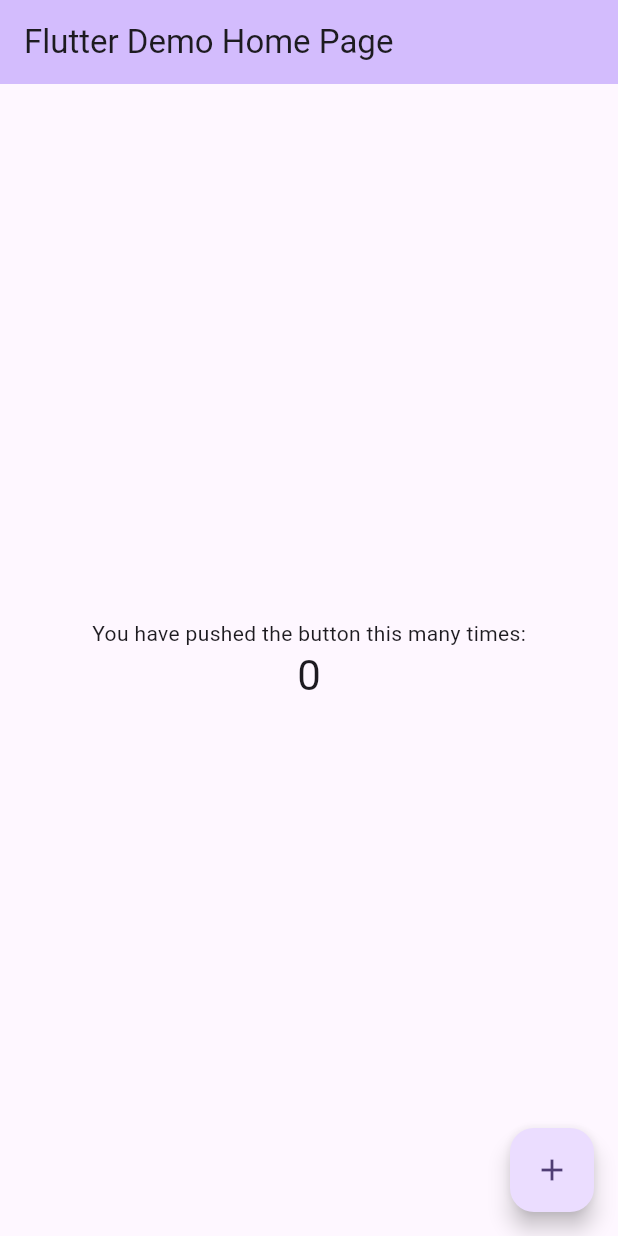
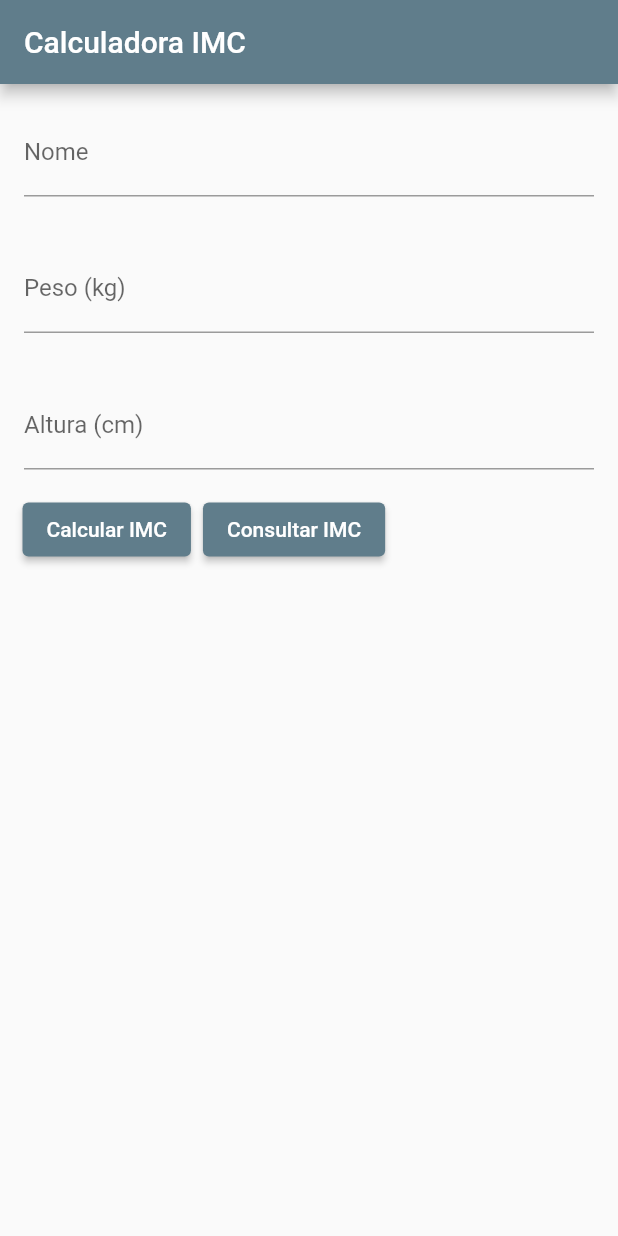
Before and after one commit to KaynanLuz/calculadoraImc3.0, a Flutter app: the screen it shows after launch, on a phone screen of 412 x 824 dp. Run offline on Flutter 3.47's test engine with Material 2 defaults, Android fonts, the phone set to English and light mode, and no system bars; our stand-ins replace shared_preferences, sqflite; accounts and stored records are empty.

Commit message:
Adição de Banco de dados na aplicação

```diff
--- a/lib/main.dart
+++ b/lib/main.dart
@@ -1,125 +1,208 @@
+import 'dart:convert';
+
 import 'package:flutter/material.dart';
+import 'package:myappcalculadoraimc/scremlistimc.dart';
+import 'package:shared_preferences/shared_preferences.dart';
 
 void main() {
-  runApp(const MyApp());
+  runApp(MyApp());
 }
 
 class MyApp extends StatelessWidget {
-  const MyApp({super.key});
-
-  // This widget is the root of your application.
   @override
   Widget build(BuildContext context) {
     return MaterialApp(
-      title: 'Flutter Demo',
+      debugShowCheckedModeBanner: false,
+      title: 'IMC Calculator',
       theme: ThemeData(
-        // This is the theme of your application.
-        //
-        // TRY THIS: Try running your application with "flutter run". You'll see
-        // the application has a blue toolbar. Then, without quitting the app,
-        // try changing the seedColor in the colorScheme below to Colors.green
-        // and then invoke "hot reload" (save your changes or press the "hot
-        // reload" button in a Flutter-supported IDE, or press "r" if you used
-        // the command line to start the app).
-        //
-        // Notice that the counter didn't reset back to zero; the application
-        // state is not lost during the reload. To reset the state, use hot
-        // restart instead.
-        //
-        // This works for code too, not just values: Most code changes can be
-        // tested with just a hot reload.
-        colorScheme: ColorScheme.fromSeed(seedColor: Colors.deepPurple),
-        useMaterial3: true,
+        primarySwatch: Colors.blueGrey,
       ),
-      home: const MyHomePage(title: 'Flutter Demo Home Page'),
+      home: IMCCalculator(),
     );
   }
 }
 
-class MyHomePage extends StatefulWidget {
-  const MyHomePage({super.key, required this.title});
-
-  // This widget is the home page of your application. It is stateful, meaning
-  // that it has a State object (defined below) that contains fields that affect
-  // how it looks.
-
-  // This class is the configuration for the state. It holds the values (in this
-  // case the title) provided by the parent (in this case the App widget) and
-  // used by the build method of the State. Fields in a Widget subclass are
-  // always marked "final".
-
-  final String title;
-
+class IMCCalculator extends StatefulWidget {
   @override
-  State<MyHomePage> createState() => _MyHomePageState();
+  _IMCCalculatorState createState() => _IMCCalculatorState();
 }
 
-class _MyHomePageState extends State<MyHomePage> {
-  int _counter = 0;
+class _IMCCalculatorState extends State<IMCCalculator> {
+  final TextEditingController nameController = TextEditingController();
+  final TextEditingController weightController = TextEditingController();
+  final TextEditingController heightController = TextEditingController();
+  List<IMCResult> results = [];
 
-  void _incrementCounter() {
+  double calcImc(double weight, double height) {
+    var alt = ((height * height) / 10000);
+    var res = weight / alt;
+    return double.parse(res.toStringAsFixed(2));
+  }
+
+  String statusImc(double imc) {
+    if (imc < 16) {
+      return "Magreza grave";
+    } else if (imc >= 16 && imc < 17) {
+      return "Magreza moderada";
+    } else if (imc >= 17 && imc < 18) {
+      return "Magreza leve";
+    } else if (imc >= 18.5 && imc < 25) {
+      return "Saudável";
+    } else if (imc >= 25 && imc < 30) {
+      return "Sobrepeso";
+    } else if (imc >= 30 && imc < 35) {
+      return "Obesidade Grau I";
+    } else if (imc >= 35 && imc < 40) {
+      return "Obesidade Grau II (Severa)";
+    } else {
+      return "Obesidade Grau III (Mórbida)";
+    }
+  }
+
+  Future<void> calculateIMC() async {
+    String name = nameController.text;
+    double weight = double.tryParse(weightController.text) ?? 0.0;
+    double height = double.tryParse(heightController.text) ?? 0.0;
+
+    if (name.isNotEmpty && weight > 0 && height > 0) {
+    double imc = calcImc(weight, height);
+    String classification = statusImc(imc);
+
+    IMCResult result = IMCResult(name, weight, height, imc, classification);
+
+    SharedPreferences prefs = await SharedPreferences.getInstance();
+    List<String> imcResultsData = prefs.getStringList('imcResults') ?? [];
+    imcResultsData.add(json.encode(result.toMap()));
+    prefs.setStringList('imcResults', imcResultsData);
+
     setState(() {
-      // This call to setState tells the Flutter framework that something has
-      // changed in this State, which causes it to rerun the build method below
-      // so that the display can reflect the updated values. If we changed
-      // _counter without calling setState(), then the build method would not be
-      // called again, and so nothing would appear to happen.
-      _counter++;
+      results.add(result);
+      nameController.clear();
+      weightController.clear();
+      heightController.clear();
     });
+
+    Navigator.push(
+      context,
+      MaterialPageRoute(builder: (context) => IMCListScreen()),
+    );
+  }
   }
 
   @override
-  Widget build(BuildContext context) {
-    // This method is rerun every time setState is called, for instance as done
-    // by the _incrementCounter method above.
-    //
-    // The Flutter framework has been optimized to make rerunning build methods
-    // fast, so that you can just rebuild anything that needs updating rather
-    // than having to individually change instances of widgets.
-    return Scaffold(
-      appBar: AppBar(
-        // TRY THIS: Try changing the color here to a specific color (to
-        // Colors.amber, perhaps?) and trigger a hot reload to see the AppBar
-        // change color while the other colors stay the same.
-        backgroundColor: Theme.of(context).colorScheme.inversePrimary,
-        // Here we take the value from the MyHomePage object that was created by
-        // the App.build method, and use it to set our appbar title.
-        title: Text(widget.title),
-      ),
-      body: Center(
-        // Center is a layout widget. It takes a single child and positions it
-        // in the middle of the parent.
-        child: Column(
-          // Column is also a layout widget. It takes a list of children and
-          // arranges them vertically. By default, it sizes itself to fit its
-          // children horizontally, and tries to be as tall as its parent.
-          //
-          // Column has various properties to control how it sizes itself and
-          // how it positions its children. Here we use mainAxisAlignment to
-          // center the children vertically; the main axis here is the vertical
-          // axis because Columns are vertical (the cross axis would be
-          // horizontal).
-          //
-          // TRY THIS: Invoke "debug painting" (choose the "Toggle Debug Paint"
-          // action in the IDE, or press "p" in the console), to see the
-          // wireframe for each widget.
-          mainAxisAlignment: MainAxisAlignment.center,
+Widget build(BuildContext context) {
+  return Scaffold(
+    appBar: AppBar(
+      title: Text('Calculadora IMC'),
+    ),
+    body: Column(
+      children: <Widget>[
+        Padding(
+          padding: const EdgeInsets.all(16.0),
+          child: TextField(
+            controller: nameController,
+            keyboardType: TextInputType.text,
+            decoration: InputDecoration(labelText: 'Nome'),
+          ),
+        ),
+        Padding(
+          padding: const EdgeInsets.all(16.0),
+          child: TextField(
+            controller: weightController,
+            keyboardType: TextInputType.number,
+            decoration: InputDecoration(labelText: 'Peso (kg)'),
+          ),
+        ),
+        Padding(
+          padding: const EdgeInsets.all(16.0),
+          child: TextField(
+            controller: heightController,
+            keyboardType: TextInputType.number,
+            decoration: InputDecoration(labelText: 'Altura (cm)'),
+          ),
+        ),
+        Row(
           children: <Widget>[
-            const Text(
-              'You have pushed the button this many times:',
+            Padding(
+              padding: const EdgeInsets.only(left: 15.0, right: 8.0), // Adiciona espaço apenas no lado direito do primeiro botão
+              child: ElevatedButton(
+                onPressed: calculateIMC,
+                child: Text('Calcular IMC'),
+              ),
             ),
-            Text(
-              '$_counter',
-              style: Theme.of(context).textTheme.headlineMedium,
+            ElevatedButton(
+              onPressed: () {
+                Navigator.push(
+                  context,
+                  MaterialPageRoute(builder: (context) => IMCListScreen()),
+                );
+              },
+              child: Text('Consultar IMC'),
             ),
           ],
         ),
+      ],
+    ),
+  );
+}
+
+
+}
+
+class IMCResultScreen extends StatelessWidget {
+  final List<IMCResult> results;
+
+  IMCResultScreen(this.results);
+
+  @override
+  Widget build(BuildContext context) {
+    return Scaffold(
+      appBar: AppBar(
+        title: Text('Resultados do IMC'),
       ),
-      floatingActionButton: FloatingActionButton(
-        onPressed: _incrementCounter,
-        tooltip: 'Increment',
-        child: const Icon(Icons.add),
-      ), // This trailing comma makes auto-formatting nicer for build methods.
+      body: ListView.builder(
+        itemCount: results.length,
+        itemBuilder: (context, index) {
+          double imc = results[index].imc;
+          String formattedIMC = imc.toStringAsFixed(2);
+
+          return ListTile(
+            title: Text('Nome: ${results[index].name}'),
+            subtitle: Text(
+                'Peso: ${results[index].weight} kg, Altura: ${results[index].height} cm\nIMC: $formattedIMC\nClassificação: ${results[index].classification}'),
+          );
+        },
+      ),
     );
   }
 }
+
+class IMCResult {
+  final String name;
+  final double weight;
+  final double height;
+  final double imc;
+  final String classification;
+
+  IMCResult(this.name, this.weight, this.height, this.imc, this.classification);
+
+  Map<String, dynamic> toMap() {
+    return {
+      'name': name,
+      'weight': weight,
+      'height': height,
+      'imc': imc,
+      'classification': classification,
+    };
+  }
+
+  factory IMCResult.fromMap(Map<String, dynamic> map) {
+    return IMCResult(
+      map['name'],
+      map['weight'],
+      map['height'],
+      map['imc'],
+      map['classification'],
+    );
+  }
+}
--- a/pubspec.yaml
+++ b/pubspec.yaml
@@ -1,4 +1,4 @@
-name: calculadora_imc_dados
+name: myappcalculadoraimc
 description: A new Flutter project.
 # The following line prevents the package from being accidentally published to
 # pub.dev using `flutter pub publish`. This is preferred for private packages.
@@ -30,6 +30,9 @@ environment:
 dependencies:
   flutter:
     sdk: flutter
+  intl: ^0.17.0
+  sqflite: ^2.0.0
+  shared_preferences: ^2.0.6
 
 
   # The following adds the Cupertino Icons font to your application.
```
Also changed, not shown: lib/DatabaseHelper.dart (added, +51 -0 lines), lib/scremlistimc.dart (added, +53 -0 lines), 2 other files.
